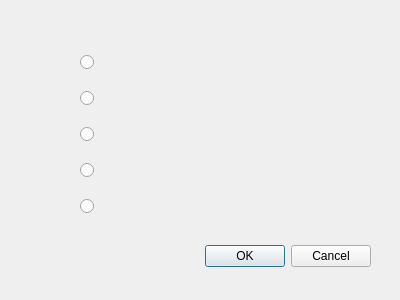
Qt form mixxx/src/controllers/dlgrating.ui (weixindut/mixxx) before a commit.
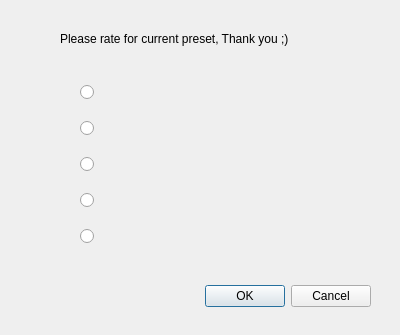
The same form after that commit. Icons and pictures are not drawn.

Patch:
```diff
--- a/mixxx/src/controllers/dlgrating.ui
+++ b/mixxx/src/controllers/dlgrating.ui
@@ -7,7 +7,7 @@
     <x>0</x>
     <y>0</y>
     <width>400</width>
-    <height>300</height>
+    <height>335</height>
    </rect>
   </property>
   <property name="windowTitle">
@@ -17,7 +17,7 @@
    <property name="geometry">
     <rect>
      <x>30</x>
-     <y>240</y>
+     <y>280</y>
      <width>341</width>
      <height>32</height>
     </rect>
@@ -33,7 +33,7 @@
    <property name="geometry">
     <rect>
      <x>80</x>
-     <y>40</y>
+     <y>70</y>
      <width>251</width>
      <height>191</height>
     </rect>
@@ -126,6 +126,19 @@
     </item>
    </layout>
   </widget>
+  <widget class="QLabel" name="labelText">
+   <property name="geometry">
+    <rect>
+     <x>60</x>
+     <y>30</y>
+     <width>291</width>
+     <height>17</height>
+    </rect>
+   </property>
+   <property name="text">
+    <string>Please rate for current preset, Thank you ;)</string>
+   </property>
+  </widget>
  </widget>
  <resources/>
  <connections>
```
Left out of the diff: 8 changed lines with no effect on the pictures.
